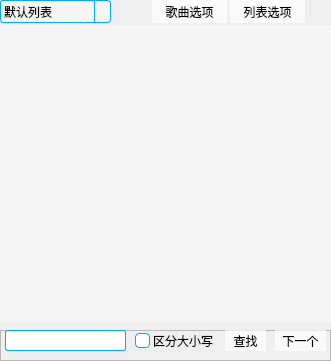
This is ShadowPlayer/playlist.ui in BLumia/ShadowPlayer-BLumia as Qt 5 draws it before an edit. The edited form follows.
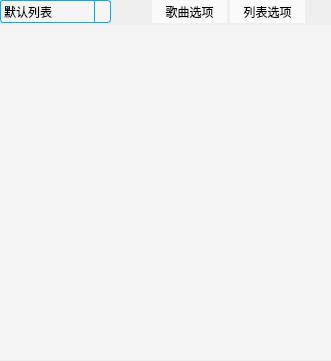
This is the edited form. Icons and pictures are not drawn.

The edit to the form file:
```diff
--- a/ShadowPlayer/playlist.ui
+++ b/ShadowPlayer/playlist.ui
@@ -91,7 +91,7 @@
      <x>0</x>
      <y>25</y>
      <width>331</width>
-     <height>297</height>
+     <height>335</height>
     </rect>
    </property>
    <property name="styleSheet">
@@ -274,7 +274,7 @@
   <widget class="QFrame" name="finderFlame">
    <property name="geometry">
     <rect>
-     <x>0</x>
+     <x>331</x>
      <y>330</y>
      <width>331</width>
      <height>31</height>
```
